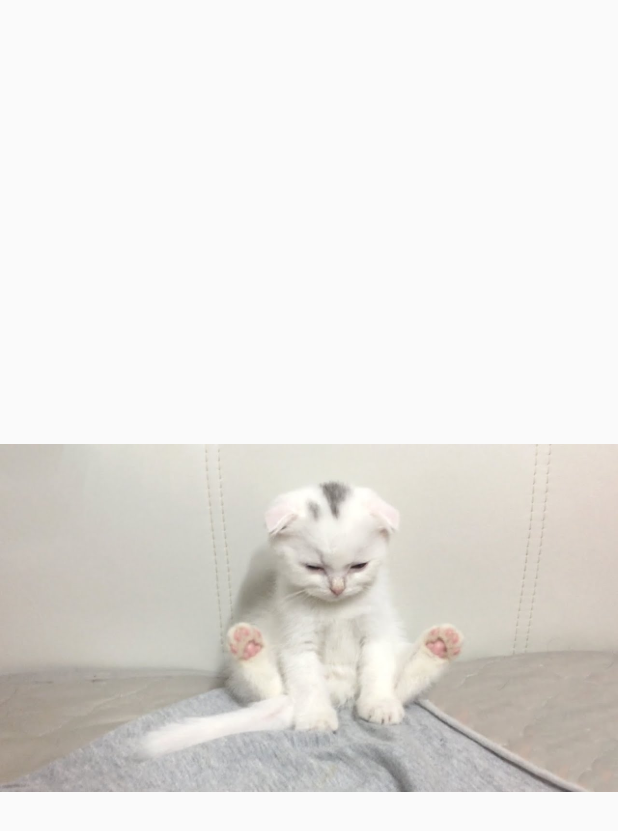
After one commit to HometownCat/hometown-mobile, a Flutter app: the screen it shows after launch, on a phone screen of 412 x 824 dp. The commit adds this screen. Shown: the top 831 px of the screen. Run offline on Flutter 3.47's test engine with Material 2 defaults, Android fonts, the phone set to English and light mode, and no system bars.

Commit message:
- update: android, iOS 분기

```diff
--- /dev/null
+++ b/lib/android/screens/android_main.dart
@@ -0,0 +1,23 @@
+import 'package:flutter/material.dart';
+
+class AndroidMain extends StatefulWidget {
+  const AndroidMain({Key? key}) : super(key: key);
+
+  @override
+  State<AndroidMain> createState() => _AndroidMainState();
+}
+
+class _AndroidMainState extends State<AndroidMain> {
+  @override
+  Widget build(BuildContext context) {
+    return MaterialApp(
+      home: Scaffold(
+        body: SafeArea(
+          child: Center(
+            child: Image.asset('assets/images/mogi.png'),
+          ),
+        ),
+      ),
+    );
+  }
+}
--- /dev/null
+++ b/lib/ios/screens/ios_main.dart
@@ -0,0 +1,24 @@
+import 'package:flutter/cupertino.dart';
+import 'package:flutter/material.dart';
+
+class IOSMain extends StatefulWidget {
+  const IOSMain({Key? key}) : super(key: key);
+
+  @override
+  State<IOSMain> createState() => _IOSMainState();
+}
+
+class _IOSMainState extends State<IOSMain> {
+  @override
+  Widget build(BuildContext context) {
+    return CupertinoApp(
+      home: Scaffold(
+        body: SafeArea(
+          child: Center(
+            child: Image.asset('assets/images/mogi.png'),
+          ),
+        ),
+      ),
+    );
+  }
+}
--- a/lib/main.dart
+++ b/lib/main.dart
@@ -1,4 +1,8 @@
+import 'dart:io';
+
 import 'package:flutter/material.dart';
+import 'package:hometown_mobile/android/screens/android_main.dart';
+import 'package:hometown_mobile/ios/screens/ios_main.dart';
 
 void main() {
   runApp(
@@ -11,15 +15,6 @@ class HomeTownApp extends StatelessWidget {
 
   @override
   Widget build(BuildContext context) {
-    return MaterialApp(
-      home: Scaffold(
-        body: SafeArea(
-          bottom: false,
-          child: Center(
-            child: Image.asset('assets/images/mogi.png'),
-          ),
-        ),
-      ),
-    );
+    return Platform.isIOS ? const IOSMain() : const AndroidMain();
   }
 }
```
